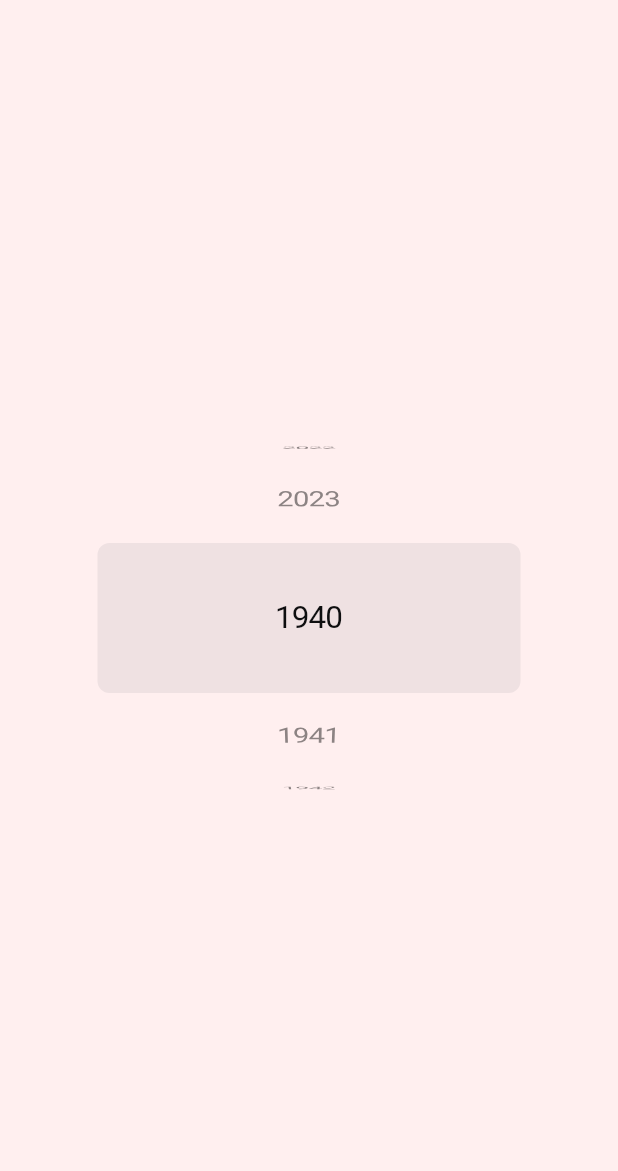
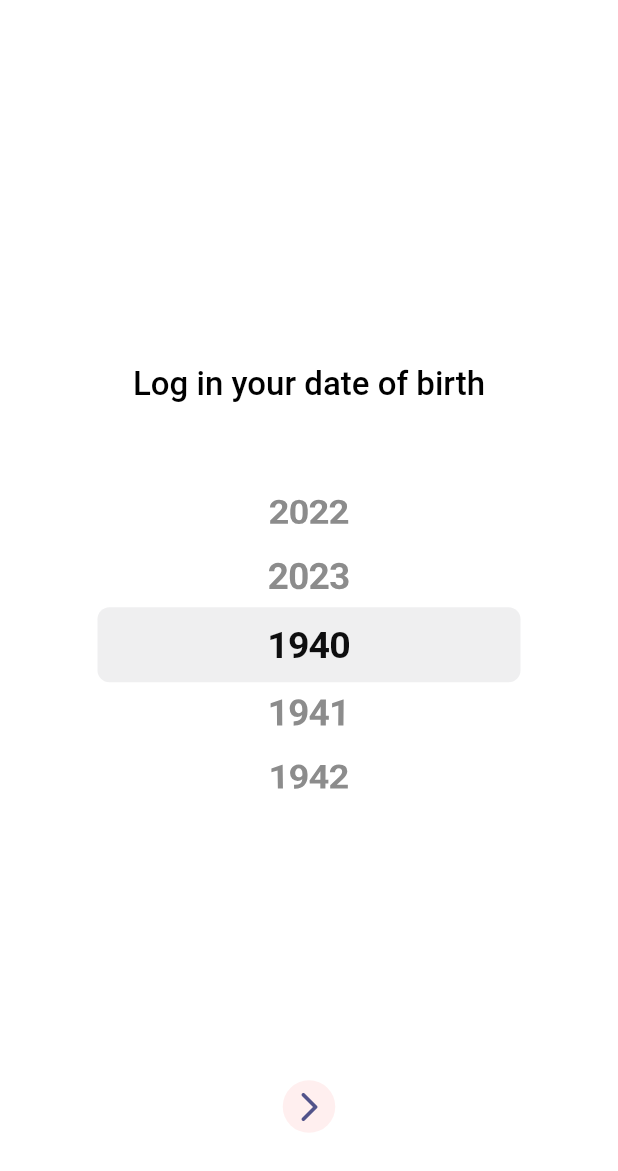
Before and after one commit to PeriyanAra/period_app, a Flutter app: the BirthDayPickerScreen screen opened directly, on a phone screen of 412 x 824 dp. Shown: the top 1171 px of the screen. Run offline on Flutter 3.47's test engine with Material 2 defaults, Android fonts, the phone set to English and light mode, and no system bars; Roboto replaces fonts that are missing (Rounded1c).

Commit message:
make custom button & body text

```diff
--- a/lib/birth_day_picker_screen.dart
+++ b/lib/birth_day_picker_screen.dart
@@ -1,5 +1,9 @@
 import 'package:flutter/cupertino.dart';
 import 'package:flutter/material.dart';
+import 'package:period_app/buttons/custom_button.dart';
+import 'package:period_app/theme/period_color.dart';
+import 'package:period_app/theme/period_text_theme.dart';
+import 'package:period_app/theme/period_theme.dart';
 
 class BirthDayPickerScreen extends StatefulWidget {
   const BirthDayPickerScreen({Key? key}) : super(key: key);
@@ -22,22 +26,44 @@ class _BirthDayPickerScreenState extends State<BirthDayPickerScreen> {
   @override
   Widget build(BuildContext context) {
     return Scaffold(
-      body: Center(
+      backgroundColor: whiteModeColors.scafoldBackgroundColor,
+      body: Column(
+        children: [
+          const Spacer(flex: 4),
+          Text(
+            'Log in your date of birth',
+            style: periodTheme.body,
+          ),
+          const Spacer(flex: 1),
+          Center(
             child: SizedBox(
               width: 300,
-          height: 300,
+              height: 200,
               child: CupertinoPicker(
+                diameterRatio: 4,
+                squeeze: 1.1,
                 looping: true,
-            itemExtent: 100,
+                itemExtent: 50,
                 children: date
                     .map((date) => Center(
-                      child: Text(date),
+                          child: Text(date, style: periodTheme.title),
                         ))
                     .toList(),
                 onSelectedItemChanged: (value) {},
               ),
             ),
           ),
+          const Spacer(flex: 3),
+          TextButton(
+            onPressed: () {},
+            child: CustomButton(
+              iconColor: whiteModeColors.buttonColor,
+              containerColor: whiteModeColors.primaryBackgroundColor,
+            ),
+          ),
+          const Spacer(flex: 1),
+        ],
+      ),
     );
   }
 }
--- /dev/null
+++ b/lib/buttons/custom_button.dart
@@ -0,0 +1,28 @@
+import 'package:flutter/material.dart';
+
+class CustomButton extends StatelessWidget {
+  const CustomButton({
+    required this.iconColor,
+    required this.containerColor,
+    super.key,
+  });
+
+  final Color containerColor;
+  final Color iconColor;
+
+  @override
+  Widget build(BuildContext context) {
+    return Container(
+      height: 35.0,
+      width: 35.0,
+      decoration: BoxDecoration(
+        shape: BoxShape.circle,
+        color: containerColor,
+      ),
+      child: Icon(
+        Icons.arrow_forward_ios_rounded,
+        color: iconColor,
+      ),
+    );
+  }
+}
--- a/lib/theme/period_text_theme.dart
+++ b/lib/theme/period_text_theme.dart
@@ -6,7 +6,7 @@ extension PeriodTextTheme on ThemeData {
   TextStyle get title {
     return TextStyle(
       fontSize: 25,
-      fontWeight: FontWeight.w800,
+      fontWeight: FontWeight.bold,
       color: whiteModeColors.primaryFontColor,
       fontFamily: mainFont,
     );
@@ -23,7 +23,7 @@ extension PeriodTextTheme on ThemeData {
 
   TextStyle get body {
     return TextStyle(
-      fontSize: 17,
+      fontSize: 22,
       fontWeight: FontWeight.w500,
       color: whiteModeColors.primaryFontColor,
       fontFamily: mainFont,
```
Lines whose indentation alone changed are shown as unchanged.
